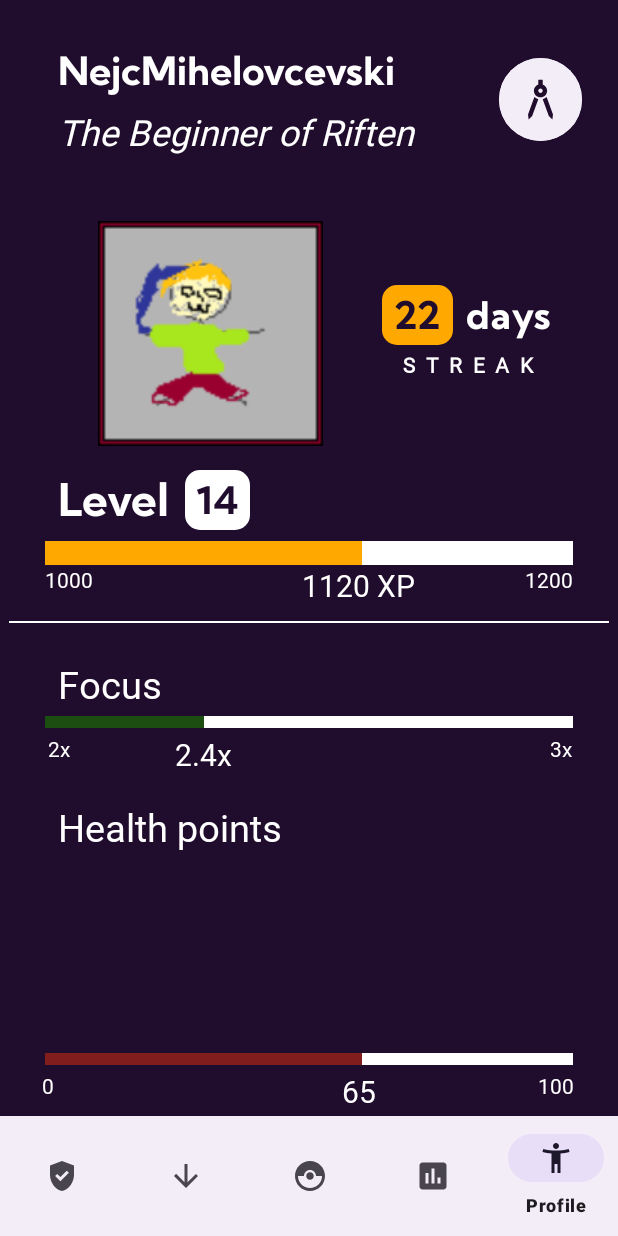
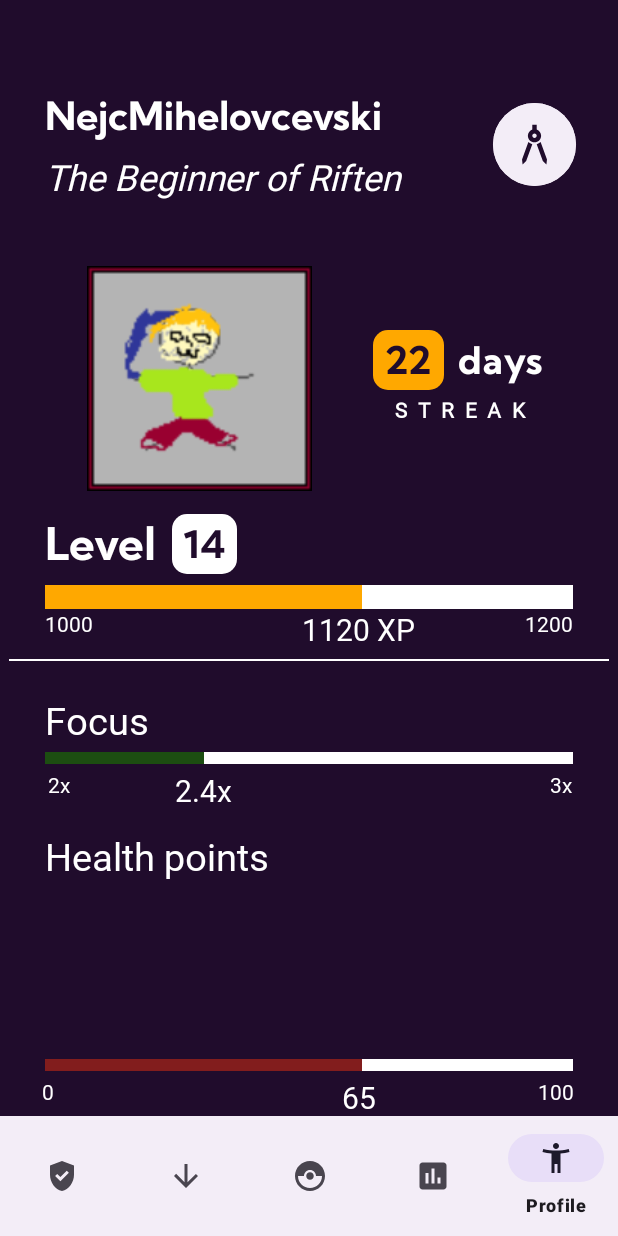
Before and after one commit to nejcmih/HabitQuestTNUV, an Android app: the screen it shows after launch (MainActivity), item 5 of the bottom bar chosen, on a phone screen of 412 x 824 dp. Run offline under Robolectric (Android 15) with nearby library versions, the phone set to English and light mode, and no system bars.

Commit message:
Status bar na vrhu v barvi ozadja

```diff
--- a/app/src/main/java/si/uni_lj/fe/tnuv/habitquesttnuv/MainActivity.java
+++ b/app/src/main/java/si/uni_lj/fe/tnuv/habitquesttnuv/MainActivity.java
@@ -1,5 +1,6 @@
 package si.uni_lj.fe.tnuv.habitquesttnuv;
 
+import androidx.activity.EdgeToEdge;
 import androidx.annotation.NonNull;
 import androidx.appcompat.app.AppCompatActivity;
 import androidx.fragment.app.Fragment;
@@ -9,6 +10,8 @@ import androidx.fragment.app.FragmentTransaction;
 import android.annotation.SuppressLint;
 import android.os.Bundle;
 import android.view.MenuItem;
+import android.view.Window;
+import android.view.WindowManager;
 
 import com.google.android.material.bottomnavigation.BottomNavigationView;
 import com.google.android.material.bottomnavigation.BottomNavigationView.OnNavigationItemSelectedListener;
@@ -16,10 +19,17 @@ import com.google.android.material.bottomnavigation.BottomNavigationView.OnNavig
 public class MainActivity extends AppCompatActivity implements OnNavigationItemSelectedListener {
 
     BottomNavigationView bottomNavigationView;
+    GoodHabitFragment goodHabitFragment = new GoodHabitFragment();
+    BadHabitFragment badHabitFragment = new BadHabitFragment();
+    DailyTasksFragment dailyTasksFragment = new DailyTasksFragment();
+    EventRaidFragment eventRaidFragment = new EventRaidFragment();
+    ProfileFragment profileFragment = new ProfileFragment();
+
 
     @Override
     protected void onCreate(Bundle savedInstanceState)
     {
+        EdgeToEdge.enable(this);
         super.onCreate(savedInstanceState);
         setContentView(R.layout.activity_main);
 
@@ -28,12 +38,6 @@ public class MainActivity extends AppCompatActivity implements OnNavigationItemS
         bottomNavigationView.setOnNavigationItemSelectedListener(this);
         bottomNavigationView.setSelectedItemId(R.id.menu_good);
     }
-
-    GoodHabitFragment goodHabitFragment = new GoodHabitFragment();
-    BadHabitFragment badHabitFragment = new BadHabitFragment();
-    DailyTasksFragment dailyTasksFragment = new DailyTasksFragment();
-    EventRaidFragment eventRaidFragment = new EventRaidFragment();
-    ProfileFragment profileFragment = new ProfileFragment();
 
     public boolean onNavigationItemSelected(@NonNull MenuItem item)
     {
@@ -45,23 +49,23 @@ public class MainActivity extends AppCompatActivity implements OnNavigationItemS
             return true;
         }
         else if (item.getItemId() == R.id.menu_bad) {
-                getSupportFragmentManager()
+            getSupportFragmentManager()
                         .beginTransaction()
                         .replace(R.id.frame_layout, badHabitFragment)
                         .commit();
-                return true;
-        }
-        else if (item.getItemId() == R.id.menu_daily) {
-            getSupportFragmentManager()
-                    .beginTransaction()
-                    .replace(R.id.frame_layout, dailyTasksFragment)
-                    .commit();
             return true;
         }
         else if (item.getItemId() == R.id.menu_event) {
             getSupportFragmentManager()
                     .beginTransaction()
                     .replace(R.id.frame_layout, eventRaidFragment)
+                    .commit();
+            return true;
+        }
+        else if (item.getItemId() == R.id.menu_daily) {
+            getSupportFragmentManager()
+                    .beginTransaction()
+                    .replace(R.id.frame_layout, dailyTasksFragment)
                     .commit();
             return true;
         }
--- a/app/src/main/res/layout/fragment_bad_habit.xml
+++ b/app/src/main/res/layout/fragment_bad_habit.xml
@@ -16,7 +16,7 @@
             android:layout_width="wrap_content"
             android:layout_height="wrap_content"
             android:layout_marginStart="30dp"
-            android:layout_marginTop="30dp"
+            android:layout_marginTop="60dp"
             android:fontFamily="@font/kumbh_sans_bold"
             android:text="@string/habits_badhabits"
             android:textColor="@color/white"
--- a/app/src/main/res/layout/fragment_daily_tasks.xml
+++ b/app/src/main/res/layout/fragment_daily_tasks.xml
@@ -18,7 +18,7 @@
             android:layout_width="wrap_content"
             android:layout_height="wrap_content"
             android:layout_marginStart="30dp"
-            android:layout_marginTop="30dp"
+            android:layout_marginTop="60dp"
             android:fontFamily="@font/kumbh_sans_bold"
             android:text="@string/habits_dailytasks"
             android:textColor="@color/white"
--- a/app/src/main/res/layout/fragment_event_raid.xml
+++ b/app/src/main/res/layout/fragment_event_raid.xml
@@ -19,7 +19,7 @@
             android:layout_width="wrap_content"
             android:layout_height="wrap_content"
             android:layout_marginStart="30dp"
-            android:layout_marginTop="30dp"
+            android:layout_marginTop="60dp"
             android:fontFamily="@font/kumbh_sans_bold"
             android:text="@string/habits_eventraid"
             android:textColor="@color/white"
--- a/app/src/main/res/layout/fragment_good_habit.xml
+++ b/app/src/main/res/layout/fragment_good_habit.xml
@@ -18,7 +18,7 @@
             android:layout_width="wrap_content"
             android:layout_height="wrap_content"
             android:layout_marginStart="30dp"
-            android:layout_marginTop="30dp"
+            android:layout_marginTop="60dp"
             android:fontFamily="@font/kumbh_sans_bold"
             android:text="@string/habits_goodhabits"
             android:textColor="@color/white"
--- a/app/src/main/res/layout/fragment_profile.xml
+++ b/app/src/main/res/layout/fragment_profile.xml
@@ -17,7 +17,7 @@
             android:layout_width="270dp"
             android:layout_height="35dp"
             android:layout_marginStart="30dp"
-            android:layout_marginTop="30dp"
+            android:layout_marginTop="60dp"
             android:layout_marginEnd="16dp"
             android:autoSizeMaxTextSize="30sp"
             android:autoSizeMinTextSize="12sp"
@@ -29,7 +29,7 @@
             android:textStyle="bold"
             app:layout_constraintBottom_toBottomOf="parent"
             app:layout_constraintEnd_toEndOf="parent"
-            app:layout_constraintHorizontal_bias="0.09"
+            app:layout_constraintHorizontal_bias="0.0"
             app:layout_constraintStart_toStartOf="parent"
             app:layout_constraintTop_toTopOf="parent"
             app:layout_constraintVertical_bias="0.0" />
--- a/app/src/main/res/values-night/themes.xml
+++ b/app/src/main/res/values-night/themes.xml
@@ -3,5 +3,7 @@
     <style name="Base.Theme.HabitQuestTNUV" parent="Theme.Material3.DayNight.NoActionBar">
         <!-- Customize your dark theme here. -->
         <!-- <item name="colorPrimary">@color/my_dark_primary</item> -->
+        <item name="android:statusBarColor">@android:color/transparent</item>
+        <item name="android:navigationBarColor">@android:color/transparent</item>
     </style>
 </resources>
--- a/app/src/main/res/values/themes.xml
+++ b/app/src/main/res/values/themes.xml
@@ -3,6 +3,8 @@
     <style name="Base.Theme.HabitQuestTNUV" parent="Theme.Material3.DayNight.NoActionBar">
         <!-- Customize your light theme here. -->
         <!-- <item name="colorPrimary">@color/my_light_primary</item> -->
+        <item name="android:statusBarColor">@android:color/transparent</item>
+        <item name="android:navigationBarColor">@android:color/transparent</item>
     </style>
 
     <style name="Theme.HabitQuestTNUV" parent="Base.Theme.HabitQuestTNUV" />
```
